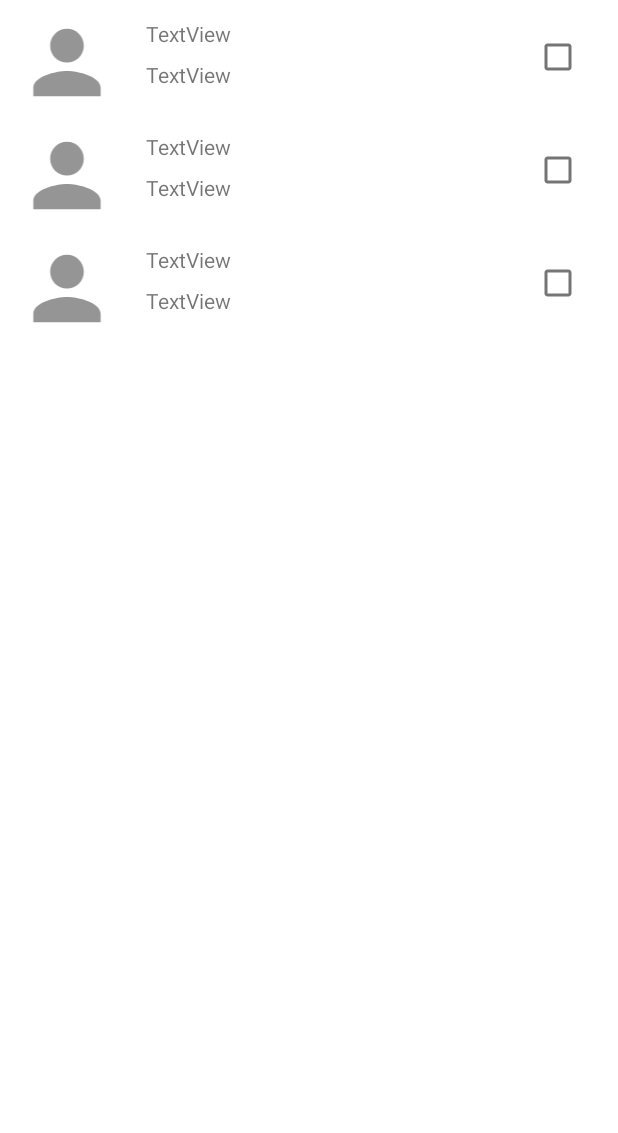
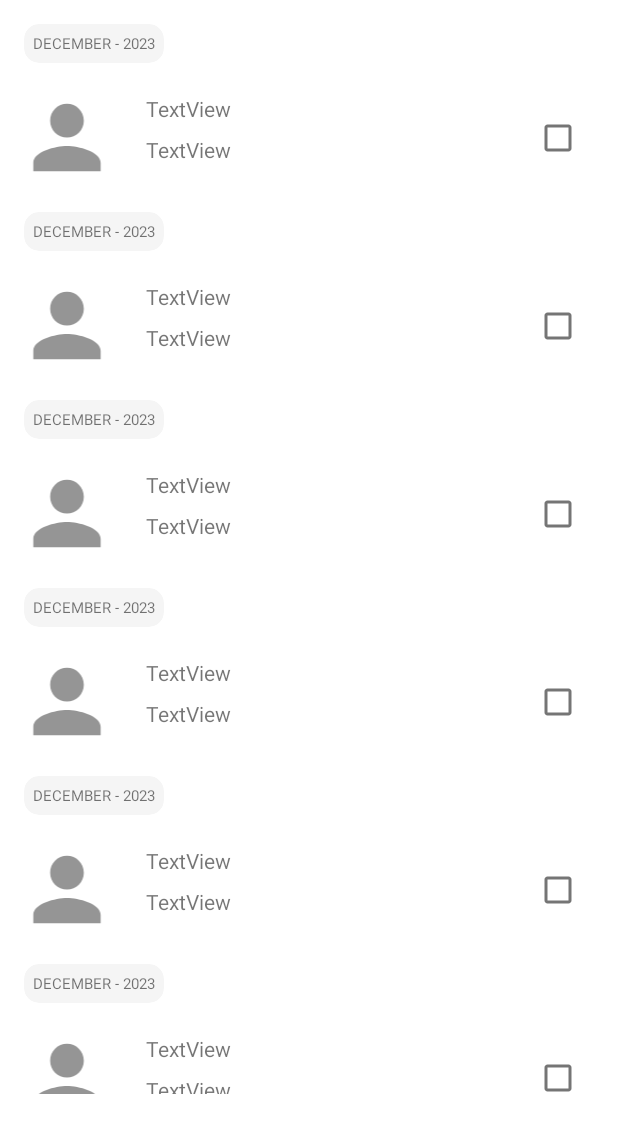
Before and after one commit to M4TE5/Birday, an Android app: the layout activity_main.xml on its own in the app's theme, with its tools: preview values and no code run, on a phone screen of 412 x 824 dp. Shown: the top 1133 px of the screen. Run offline under Robolectric (Android 15) with nearby library versions, the phone set to English and light mode, and no system bars.

Commit message:
ViewModel, LiveData

```diff
--- a/app/src/main/java/com/example/birday/domain/EventListRepository.kt
+++ b/app/src/main/java/com/example/birday/domain/EventListRepository.kt
@@ -1,4 +1,6 @@
 package com.example.birday.domain
+
+import androidx.lifecycle.LiveData
 
 interface EventListRepository {
 
@@ -10,5 +12,5 @@ interface EventListRepository {
 
     fun getEventById(id: Int): Event?
 
-    fun getEventList(): List<Event>
+    fun getEventList(): LiveData<List<Event>>
 }
--- a/app/src/main/java/com/example/birday/domain/GetEventByIdUseCase.kt
+++ b/app/src/main/java/com/example/birday/domain/GetEventByIdUseCase.kt
@@ -1,7 +1,7 @@
 package com.example.birday.domain
 
 class GetEventByIdUseCase (private val eventListRepository: EventListRepository) {
-    fun getEventById(id: Int): Event{
+    fun getEventById(id: Int): Event?{
         return eventListRepository.getEventById(id)
     }
 }
--- a/app/src/main/java/com/example/birday/domain/GetEventListUseCase.kt
+++ b/app/src/main/java/com/example/birday/domain/GetEventListUseCase.kt
@@ -1,7 +1,9 @@
 package com.example.birday.domain
 
+import androidx.lifecycle.LiveData
+
 class GetEventListUseCase (private val eventListRepository: EventListRepository){
-    fun getEventList(): List<Event>{
+    fun getEventList(): LiveData<List<Event>>{
         return eventListRepository.getEventList()
     }
 }
--- a/app/src/main/res/layout/activity_main.xml
+++ b/app/src/main/res/layout/activity_main.xml
@@ -13,6 +13,7 @@
         app:layout_constraintEnd_toEndOf="parent"
         app:layout_constraintStart_toStartOf="parent"
         app:layout_constraintTop_toTopOf="parent"
+        tools:itemCount="12"
         tools:listitem="@layout/person_item" />
 
 </androidx.constraintlayout.widget.ConstraintLayout>
--- a/app/src/main/res/layout/person_item.xml
+++ b/app/src/main/res/layout/person_item.xml
@@ -4,6 +4,27 @@
     xmlns:tools="http://schemas.android.com/tools"
     android:layout_width="match_parent"
     android:layout_height="wrap_content">
+
+    <androidx.cardview.widget.CardView
+        android:id="@+id/cardView"
+        android:layout_width="wrap_content"
+        android:layout_height="wrap_content"
+        android:layout_marginStart="16dp"
+        android:layout_marginTop="16dp"
+        android:backgroundTint="@color/gray_100"
+        app:cardCornerRadius="10dp"
+        app:cardElevation="0dp"
+        app:contentPadding="6dp"
+        app:layout_constraintStart_toStartOf="parent"
+        app:layout_constraintTop_toTopOf="parent">
+
+        <TextView
+            android:id="@+id/textView4"
+            android:layout_width="wrap_content"
+            android:layout_height="wrap_content"
+            android:text="DECEMBER - 2023"
+            android:textSize="10sp" />
+    </androidx.cardview.widget.CardView>
 
     <TextView
         android:id="@+id/textView"
@@ -21,9 +42,9 @@
         android:layout_width="73dp"
         android:layout_height="67dp"
         android:layout_marginStart="8dp"
-        android:layout_marginTop="8dp"
+        android:layout_marginTop="16dp"
         app:layout_constraintStart_toStartOf="parent"
-        app:layout_constraintTop_toTopOf="parent"
+        app:layout_constraintTop_toBottomOf="@+id/cardView"
         app:srcCompat="@drawable/ic_baseline_person_24" />
 
     <TextView
@@ -43,7 +64,8 @@
         android:layout_marginEnd="8dp"
         android:autoText="false"
         android:text=" "
-        app:layout_constraintBottom_toBottomOf="parent"
+        app:layout_constraintBottom_toBottomOf="@+id/imageView"
         app:layout_constraintEnd_toEndOf="parent"
-        app:layout_constraintTop_toTopOf="parent" />
+        app:layout_constraintTop_toTopOf="@+id/imageView" />
+
 </androidx.constraintlayout.widget.ConstraintLayout>
```
Also changed, not shown: app/src/main/java/com/example/birday/data/EventListRepositoryImpl.kt (renamed from app/src/main/java/com/example/birday/data/EvenListRepositoryImpl.kt, +19 -3 lines), app/src/main/java/com/example/birday/presentation/MainActivity.kt (+8 -0 lines), app/src/main/java/com/example/birday/presentation/MainViewModel.kt (added, +27 -0 lines).
